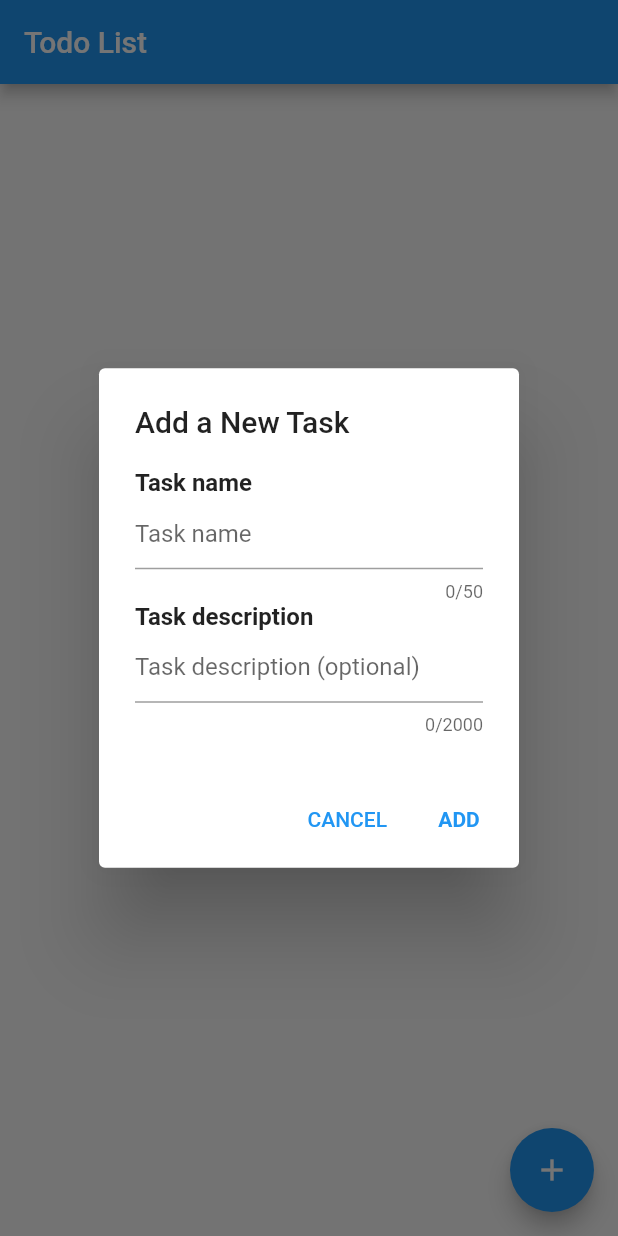
After one commit to Alphamplyer/todo-list-flutter, a Flutter app: the screen it shows after launch, after a tap on the "add" icon, on a phone screen of 412 x 824 dp. The commit adds this screen. Run offline on Flutter 3.47's test engine with Material 2 defaults, Android fonts, the phone set to English and light mode, and no system bars; our stand-ins replace shared_preferences.

Commit message:
feat. modify task

```diff
--- a/lib/domain/task/taskList.dart
+++ b/lib/domain/task/taskList.dart
@@ -33,8 +33,11 @@ class TaskList {
     _tasks.add(task);
   }
 
-  void modifyTask(Task task, int index) {
-    _tasks[index] = task;
+  void modifyTask(Task task, Task newTask) {
+    int index = _tasks.lastIndexOf(task);
+    if (index == -1)
+      return;
+    _tasks[index] = newTask;
   }
 
   void deleteTask(Task task) {
--- a/lib/main.dart
+++ b/lib/main.dart
@@ -5,6 +5,7 @@ import 'package:todo_app/domain/task/task.dart';
 import 'package:todo_app/domain/task/taskActions.dart';
 import 'package:todo_app/domain/task/taskList.dart';
 import 'package:todo_app/infra/task/taskListSerializerImpl.dart';
+import 'package:todo_app/view/widget/taskDialog.dart';
 
 void main() {
   runApp(TodoApp());
@@ -26,9 +27,6 @@ class TodoList extends StatefulWidget {
 
 class _TodoListState extends State<TodoList> {
   TaskList taskList = TaskList("main task", TaskListSerializerImpl());
-
-  final TextEditingController _taskNameTextFieldController = TextEditingController();
-  final TextEditingController _taskDescriptionTextFieldController = TextEditingController();
 
   @override
   void initState() {
@@ -76,40 +74,43 @@ class _TodoListState extends State<TodoList> {
   Widget _buildTaskItem(Task task) {
     return Card(
         child: ListTile(
-        title: Text(
-            task.name,
-            style: TextStyle(fontWeight: FontWeight.bold)
-        ),
+      title: Text(task.name, style: TextStyle(fontWeight: FontWeight.bold)),
       trailing: PopupMenuButton<TaskActions>(
-          onSelected: (TaskActions action) => handleItemPopupMenuSelection(action, task),
-          itemBuilder: (BuildContext context) => <PopupMenuEntry<TaskActions>> [
+          onSelected: (TaskActions action) => handleItemPopupMenuSelection(context, action, task),
+          itemBuilder: (BuildContext context) => <PopupMenuEntry<TaskActions>>[
                 const PopupMenuItem<TaskActions>(
                   value: TaskActions.Modify,
                   child: Text('Modify'),
                 ),
                 const PopupMenuItem<TaskActions>(
                     value: TaskActions.Delete,
-                child: Text('Delete', style: TextStyle(color: Colors.red),)
-            )
-          ]
-        ),
-      )
-    );
+                    child: Text(
+                      'Delete',
+                      style: TextStyle(color: Colors.red),
+                    ))
+              ]),
+    ));
   }
 
-  void handleItemPopupMenuSelection(TaskActions action, Task task) {
+  void handleItemPopupMenuSelection(BuildContext context, TaskActions action, Task task) {
     switch (action) {
       case TaskActions.Modify:
+        modifyTaskItem(context, task);
         break;
       case TaskActions.Delete:
-        deleteTaskItem(task);
+        _deleteTask(task);
         break;
       default:
         break;
     }
   }
 
-  void deleteTaskItem(Task task) {
+  void modifyTaskItem(BuildContext context, Task task) async{
+    await _displayModifyTaskDialog(context, task);
+
+  }
+
+  void _deleteTask(Task task) {
     setState(() {
       taskList.deleteTask(task);
       taskList.save();
@@ -120,53 +121,41 @@ class _TodoListState extends State<TodoList> {
     return showDialog(
         context: context,
         builder: (BuildContext context) {
-          return AlertDialog(
-            title: Text('Add a New Task'),
-            content: SingleChildScrollView(
-              child: ListBody(children: <Widget>[
-                Text(
-                  'Task name',
+          return TaskDialog(
+              onSubmit: _addTask,
+              actionText: const Text(
+                'ADD',
                 style: TextStyle(fontWeight: FontWeight.bold),
-                ),
-                TextField(
-                    controller: _taskNameTextFieldController,
-                    decoration: const InputDecoration(hintText: 'Task name'),
-                    maxLength: 50,
-                    maxLines: 1),
-                Text(
-                  'Task description',
-                  style: TextStyle(fontWeight: FontWeight.bold),
-                ),
-                TextField(
-                    controller: _taskDescriptionTextFieldController,
-                    decoration: const InputDecoration(hintText: 'Task description (optional)')),
-              ]),
-            ),
-            actions: <Widget>[
-              TextButton(
-                child: const Text('CANCEL'),
-                onPressed: () {
-                  Navigator.of(context).pop();
-                },
-              ),
-              TextButton(
-                  child: const Text('ADD'),
-                  onPressed: () {
-                    Navigator.of(context).pop();
-                    _addTask(_taskNameTextFieldController.text, _taskDescriptionTextFieldController.text);
-                  }),
-            ],
-          );
+              ));
         });
   }
 
-  void _addTask(String title, String description) {
+  void _addTask(Task task) {
     setState(() {
-      taskList.addTask(Task(title, description));
+      taskList.addTask(task);
       taskList.save();
     });
+  }
 
-    _taskNameTextFieldController.clear();
-    _taskDescriptionTextFieldController.clear();
+  Future<void> _displayModifyTaskDialog(BuildContext context, Task task) async {
+    return showDialog(
+        context: context,
+        builder: (BuildContext context) {
+          return TaskDialog(
+              onSubmit: (newTask) {
+                _modifyTask(task, newTask);
+              },
+              actionText: const Text(
+                'MODIFY',
+                style: TextStyle(fontWeight: FontWeight.bold),
+              ));
+        });
+  }
+
+  void _modifyTask(Task task, Task newTask) {
+    setState(() {
+      taskList.modifyTask(task, newTask);
+      taskList.save();
+    });
   }
 }
--- /dev/null
+++ b/lib/view/widget/taskDialog.dart
@@ -0,0 +1,74 @@
+
+import 'package:flutter/cupertino.dart';
+import 'package:flutter/material.dart';
+import 'package:todo_app/domain/task/task.dart';
+
+class TaskDialog extends StatefulWidget {
+  final TaskDialogCallback onSubmit;
+  final Text actionText;
+
+  TaskDialog({
+    Key? key,
+    required this.actionText,
+    required this.onSubmit,
+  }) : super(key: key);
+
+  @override
+  State<StatefulWidget> createState() {
+    return TaskDialogState();
+  }
+}
+
+typedef TaskDialogCallback(Task task);
+
+class TaskDialogState extends State<TaskDialog> {
+
+  final TextEditingController _taskNameTextFieldController = TextEditingController();
+  final TextEditingController _taskDescriptionTextFieldController = TextEditingController();
+
+  @override
+  Widget build(BuildContext context) {
+    return AlertDialog(
+      title: Text('Add a New Task'),
+      content: SingleChildScrollView(
+        child: ListBody(children: <Widget>[
+          Text(
+            'Task name',
+            style: TextStyle(fontWeight: FontWeight.bold),
+          ),
+          TextField(
+              controller: _taskNameTextFieldController,
+              decoration: const InputDecoration(hintText: 'Task name'),
+              maxLength: 50,
+              maxLines: 1),
+          Text(
+            'Task description',
+            style: TextStyle(fontWeight: FontWeight.bold),
+          ),
+          TextField(
+              controller: _taskDescriptionTextFieldController,
+              decoration: const InputDecoration(hintText: 'Task description (optional)'),
+              maxLength: 2000
+          ),
+        ]),
+      ),
+      actions: <Widget>[
+        TextButton(
+          child: const Text('CANCEL'),
+          onPressed: () {
+            Navigator.of(context).pop();
+          },
+        ),
+        TextButton(
+            child: widget.actionText,
+            onPressed: () {
+              Navigator.of(context).pop();
+              widget.onSubmit(Task(
+                  _taskNameTextFieldController.text,
+                  _taskDescriptionTextFieldController.text
+              ));
+            }),
+      ],
+    );
+  }
+}
```
Lines whose indentation alone changed are shown as unchanged.
